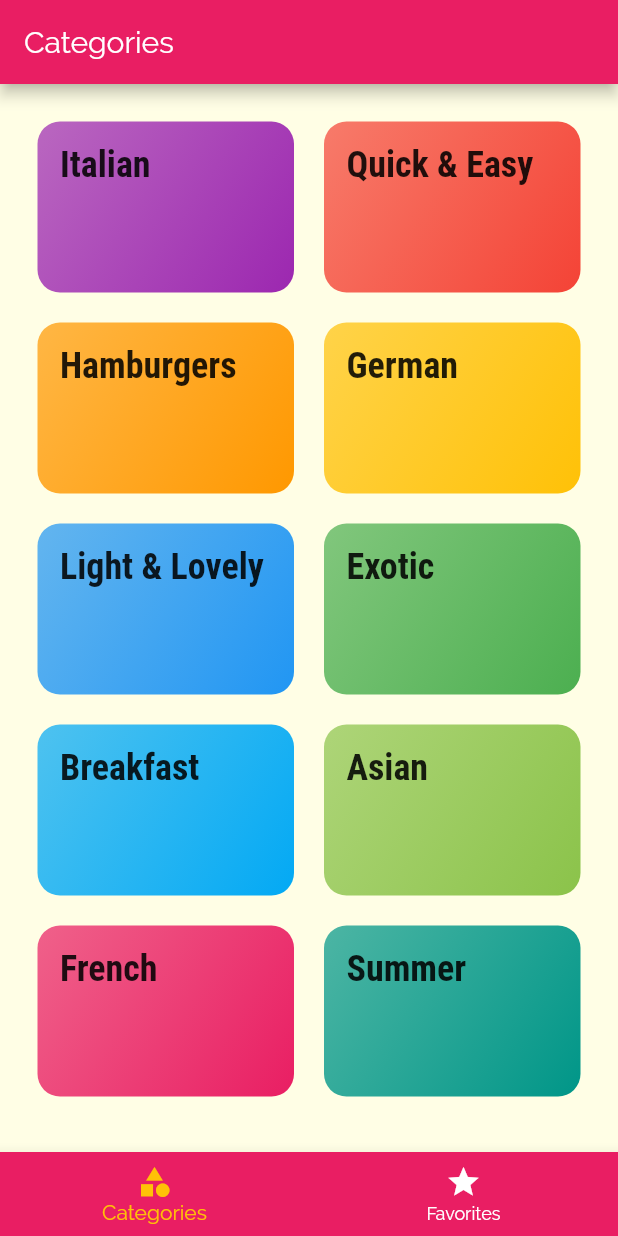
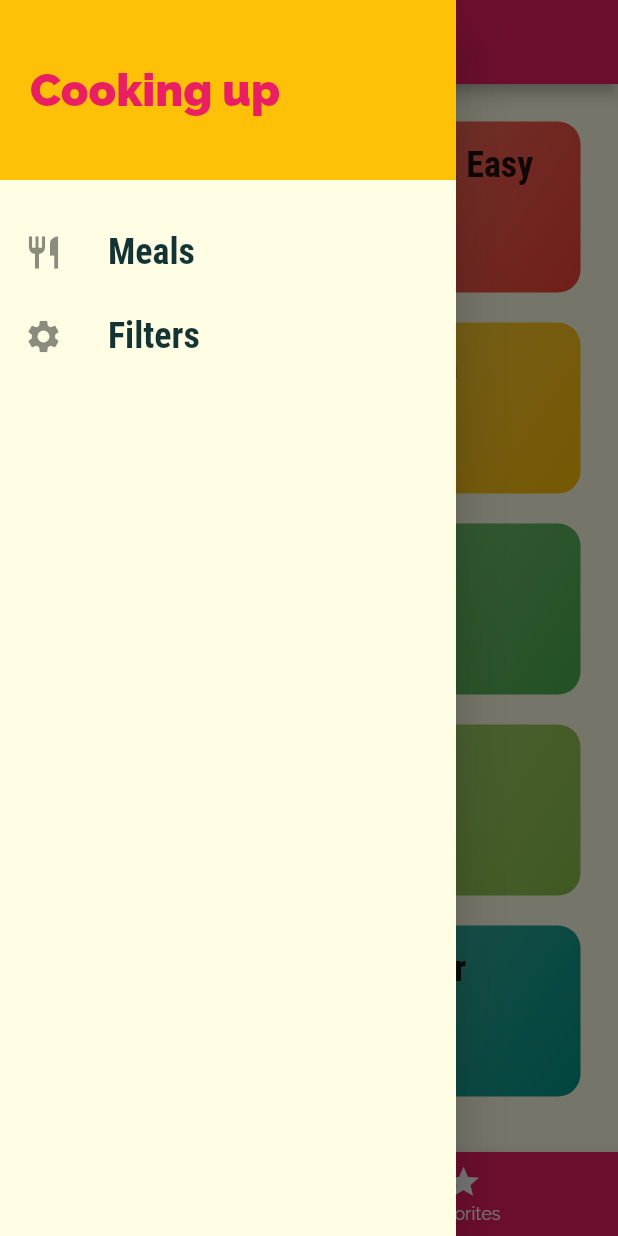
Before and after one commit to komnatadeveloper/meals_app, a Flutter app: the screen it shows after launch, with the side drawer open (before the commit the screen has no drawer), on a phone screen of 412 x 824 dp. Run offline on Flutter 3.47's test engine with Material 2 defaults, Android fonts, the phone set to English and light mode, and no system bars.

Commit message:
We have created a Drawer

```diff
--- a/lib/screens/tabs_screen.dart
+++ b/lib/screens/tabs_screen.dart
@@ -2,6 +2,7 @@ import 'package:flutter/material.dart';
 
 import './favorite_screens.dart';
 import './categories_screen.dart';
+import '../widgets/main_drawer.dart';
 
 class TabsScreen extends StatefulWidget {
   @override
@@ -40,6 +41,8 @@ class _TabsScreenState extends State<TabsScreen> {
 
       ),
 
+      drawer: MainDrawer(),
+
       body: _pages[_selectedPageIndex]['page'],
 
       bottomNavigationBar: BottomNavigationBar(
--- /dev/null
+++ b/lib/widgets/main_drawer.dart
@@ -0,0 +1,69 @@
+import 'package:flutter/material.dart';
+
+class MainDrawer extends StatelessWidget {
+
+  Widget buildListTile (
+    String title,
+    IconData icon,
+  ) {
+
+    return ListTile(
+      leading: Icon(
+        icon,
+        size: 26,
+      ),
+      title: Text(
+        title,
+        style: TextStyle(
+          fontFamily: 'robotoCondensed',
+          fontSize: 24,
+          fontWeight: FontWeight.bold
+        )
+      ),
+      onTap: () {
+
+      }
+    );
+  }
+
+
+  @override
+  Widget build(BuildContext context) {
+    return Drawer(
+      child: Column(
+        children: <Widget>[
+          Container(
+            height: 120,
+            width: double.infinity,
+            padding: EdgeInsets.all(20),
+            alignment: Alignment.centerLeft,
+            color: Theme.of(context).accentColor,
+            child: Text(
+              'Cooking up',
+              style: TextStyle(
+                fontWeight: FontWeight.w900,
+                fontSize: 30,
+                color: Theme.of(context).primaryColor
+              ),
+            ),
+          ),
+          SizedBox(
+            height: 20,
+          ),
+
+          buildListTile(
+            'Meals',
+            Icons.restaurant
+          ),
+          buildListTile(
+            'Filters',
+            Icons.settings
+          ),
+
+
+        ],
+      ),
+
+    );
+  }
+}
```
